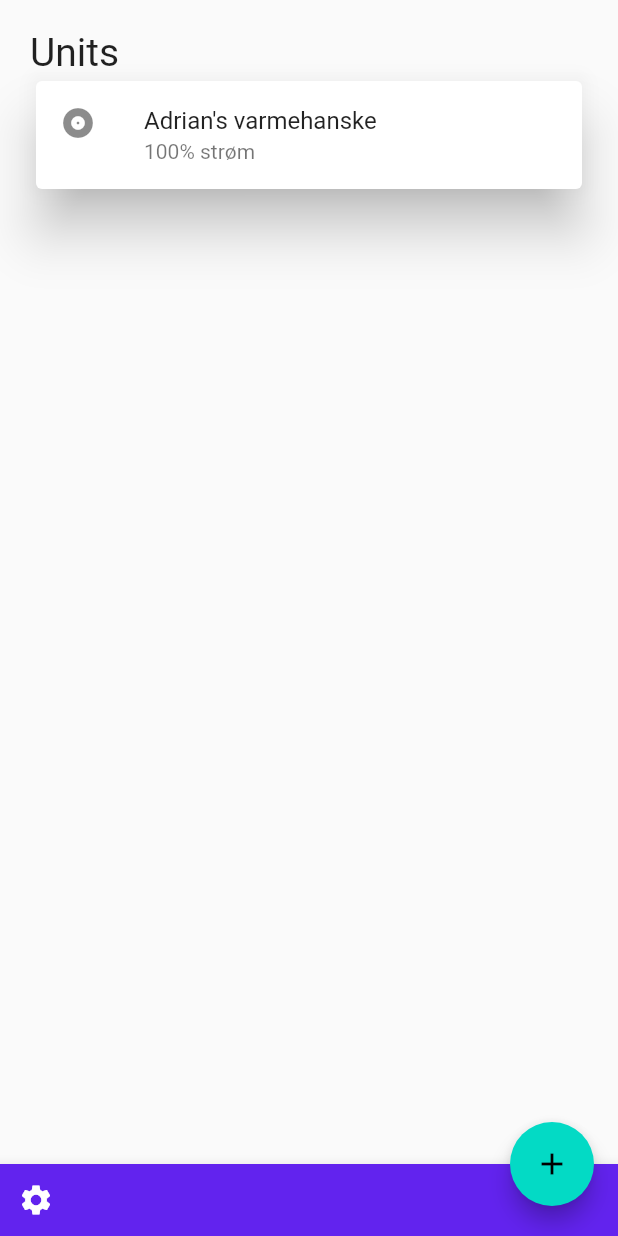
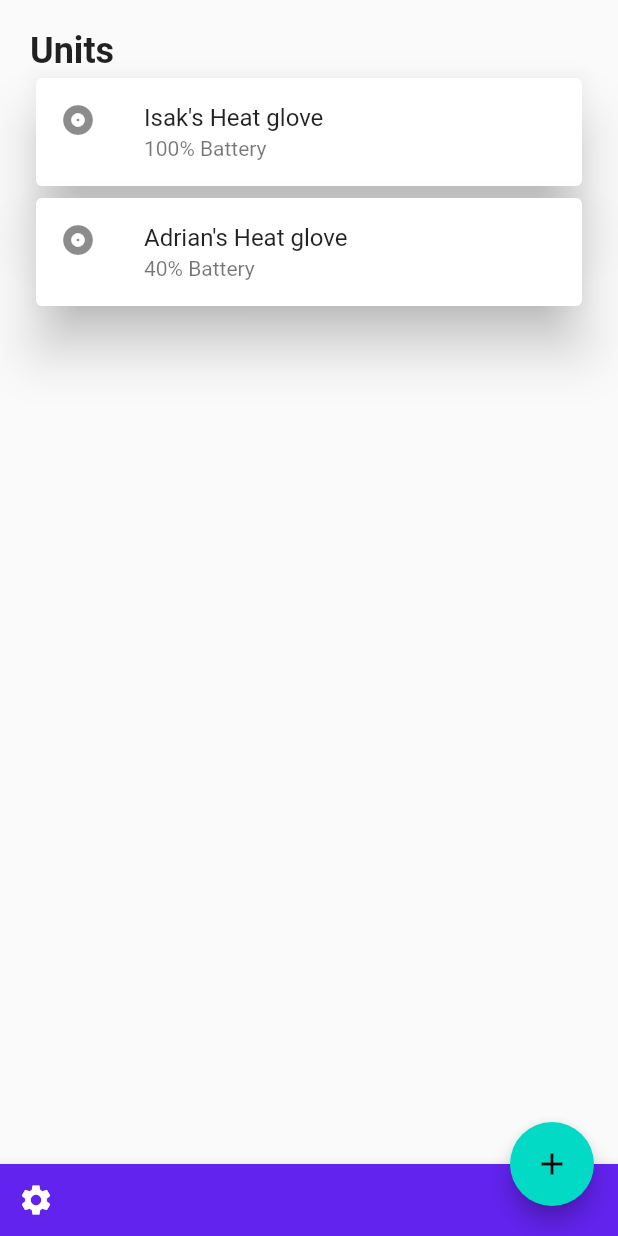
Before and after one commit to larrycaw/heat-vitality, a Flutter app: the screen it shows after launch, on a phone screen of 412 x 824 dp. Run offline on Flutter 3.47's test engine with Material 2 defaults, Android fonts, the light colour scheme and no system bars; our stand-ins replace easy_localization, flutter_spinkit, syncfusion_flutter_gauges.

Commit message:
dashboard now gets units from glove class

```diff
--- a/assets/translation/en-GB.json
+++ b/assets/translation/en-GB.json
@@ -9,7 +9,7 @@
   "notConnected": "Not connected",
 
   "about": "About",
-  "title": "Title",
+  "title": "Name",
   "description": "Description",
   "forgetDevice": "Forget this device",
 
@@ -30,5 +30,9 @@
   "tempHigh": "High",
 
   "tabStandards": "Standards",
-  "tabCustom": "Custom"
+  "tabCustom": "Custom",
+
+  "heatGlove": "Heat glove",
+  "battery": "Battery",
+  "stepChoice": "Choice of heat steps"
 }
--- /dev/null
+++ b/lib/classes/glove.dart
@@ -0,0 +1,46 @@
+class Glove {
+  String name;
+  String desc;
+  int battery;
+  int heatStep;
+  int heatCustom;
+
+  Glove({this.name, this.desc, this.battery, this.heatStep, this.heatCustom});
+
+  static List<Glove> getGloves() {
+    return <Glove>[
+      Glove(
+          name: "Isak",
+          desc: "Varmehanske fra At Ease",
+          battery: 100,
+          heatStep: 0,
+          heatCustom: 0),
+      Glove(
+          name: "Adrian",
+          desc: "Varmehanske fra At Ease",
+          battery: 40,
+          heatStep: 0,
+          heatCustom: 0)
+    ];
+  }
+
+  get getDesc => this.desc;
+
+  set setDesc(String desc) => this.desc = desc;
+
+  get getName => name;
+
+  set setName(String name) => this.name = name;
+
+  get getBattery => battery;
+
+  set setBattery(battery) => this.battery = battery;
+
+  get getHeatStep => this.heatStep;
+
+  set setHeatStep(int heatStep) => this.heatStep = heatStep;
+
+  get getHeatCustom => this.heatCustom;
+
+  set setHeatCustom(int heatCustom) => this.heatCustom = heatCustom;
+}
--- a/lib/main.dart
+++ b/lib/main.dart
@@ -18,6 +18,7 @@ void main() => runApp(
         path: translationPath,
         fallbackLocale: Locale(defaultLanguageCode, defaultCountryCode),
         child: MaterialApp(
+          debugShowCheckedModeBanner: false,
           initialRoute: "/dashboard",
           routes: {
             "/old_index": (context) => BottomNavigation(),
--- a/lib/pages/bluetooth.dart
+++ b/lib/pages/bluetooth.dart
@@ -72,7 +72,7 @@ class _BluetoothState extends State<Bluetooth> {
               crossAxisAlignment: CrossAxisAlignment.end,
               children: [
                 Text('myBluetoothDevices'.tr(),
-                    style: TextStyle(fontSize: 26, fontWeight: FontWeight.bold))
+                    style: TextStyle(fontSize: 24, fontWeight: FontWeight.bold))
               ],
             ),
           )),
--- a/lib/pages/dashboard.dart
+++ b/lib/pages/dashboard.dart
@@ -2,8 +2,8 @@ import 'package:flutter/material.dart';
 import 'package:heat_vitality/pages/glove_settings.dart';
 import 'package:heat_vitality/pages/settings.dart';
 import 'package:easy_localization/easy_localization.dart';
-
-import 'bluetooth.dart';
+import 'package:heat_vitality/pages/bluetooth.dart';
+import 'package:heat_vitality/classes/glove.dart';
 
 class Dashboard extends StatefulWidget {
   @override
@@ -11,6 +11,14 @@ class Dashboard extends StatefulWidget {
 }
 
 class _DashboardState extends State<Dashboard> {
+  List<Glove> gloves;
+
+  @override
+  void initState() {
+    super.initState();
+    gloves = Glove.getGloves();
+  }
+
   @override
   Widget build(BuildContext context) {
     return Scaffold(
@@ -18,41 +26,53 @@ class _DashboardState extends State<Dashboard> {
       // (Fremtidig forbedring: hente enheter fra liste generert fra tilkoblede enheter)
       body: Container(
           margin: const EdgeInsets.all(20.0),
-        child: ListView(
-          children: [
+          child: ListView(children: [
             Text(
               'units'.tr(),
-              style: TextStyle(fontSize: 26),
-              textAlign: TextAlign.left,
+              style: TextStyle(fontSize: 24, fontWeight: FontWeight.bold),
+              //textAlign: TextAlign.left,
             ),
+            for (Glove glove in gloves)
               GestureDetector(
-                onTap: () => Navigator.push(context, MaterialPageRoute(builder: (context) => GloveSettings()), ).then((value) => setState(() {})),//Navigator.pushNamed(context, "/glove_settings"),
+                  onTap: () => Navigator.push(
+                        context,
+                        MaterialPageRoute(
+                            builder: (context) => GloveSettings()),
+                      ).then((value) => setState(() {})),
                   child: Card(
                       elevation: 15,
-                  child:
-                      Column(mainAxisSize: MainAxisSize.min, children: <Widget>[
-                    const ListTile(
+                      child: Column(
+                          mainAxisSize: MainAxisSize.min,
+                          children: <Widget>[
+                            ListTile(
                                 leading: Icon(Icons.album),
-                        title: Text("Adrian's varmehanske"),
-                        subtitle: Text("100% strøm"))
-                  ]),
-                ))
-          ],
-        ),
-      ),
+                                title: Text(
+                                    glove.getName + "'s " + "heatGlove".tr()),
+                                subtitle: Text(glove.getBattery.toString() +
+                                    "% " +
+                                    "battery".tr())),
+                          ]))),
+          ])),
       // Navigasjonsbar på bunnen av siden
       bottomNavigationBar: BottomAppBar(
           child: Row(children: [
             IconButton(
                 icon: Icon(Icons.settings),
-              onPressed: () => Navigator.push(context, MaterialPageRoute(builder: (context) => Settings()), ).then((value) => setState(() {})),//Navigator.pushNamed(context, "/settings"),
+                onPressed: () => Navigator.push(
+                      context,
+                      MaterialPageRoute(builder: (context) => Settings()),
+                    ).then((value) => setState(
+                        () {})), //Navigator.pushNamed(context, "/settings"),
                 color: Colors.white)
           ]),
-        color: Color(0xFF6223EE)
-      ),
+          color: Color(0xFF6223EE)),
       floatingActionButton: FloatingActionButton(
           child: Icon(Icons.add),
-          onPressed: () => Navigator.push(context, MaterialPageRoute(builder: (context) => Bluetooth()), ).then((value) => setState(() {})),//Navigator.pushNamed(context, "/"),
+          onPressed: () => Navigator.push(
+                context,
+                MaterialPageRoute(builder: (context) => Bluetooth()),
+              ).then((value) =>
+                  setState(() {})), //Navigator.pushNamed(context, "/"),
           backgroundColor: Color(0xFF03DAC5),
           foregroundColor: Colors.black),
       floatingActionButtonLocation: FloatingActionButtonLocation.endDocked,
--- a/lib/pages/settings.dart
+++ b/lib/pages/settings.dart
@@ -44,7 +44,7 @@ class _SettingsState extends State<Settings> {
               crossAxisAlignment: CrossAxisAlignment.end,
               children: [
                 Text('mySettings'.tr(),
-                    style: TextStyle(fontSize: 26, fontWeight: FontWeight.bold))
+                    style: TextStyle(fontSize: 24, fontWeight: FontWeight.bold))
               ],
             ),
           )),
```
Also changed, not shown: assets/translation/no-NO.json (+6 -2 lines), lib/glove_class.dart (deleted, +0 -24 lines), lib/pages/glove_settings.dart (+21 -7 lines). Lines whose indentation alone changed are shown as unchanged.
